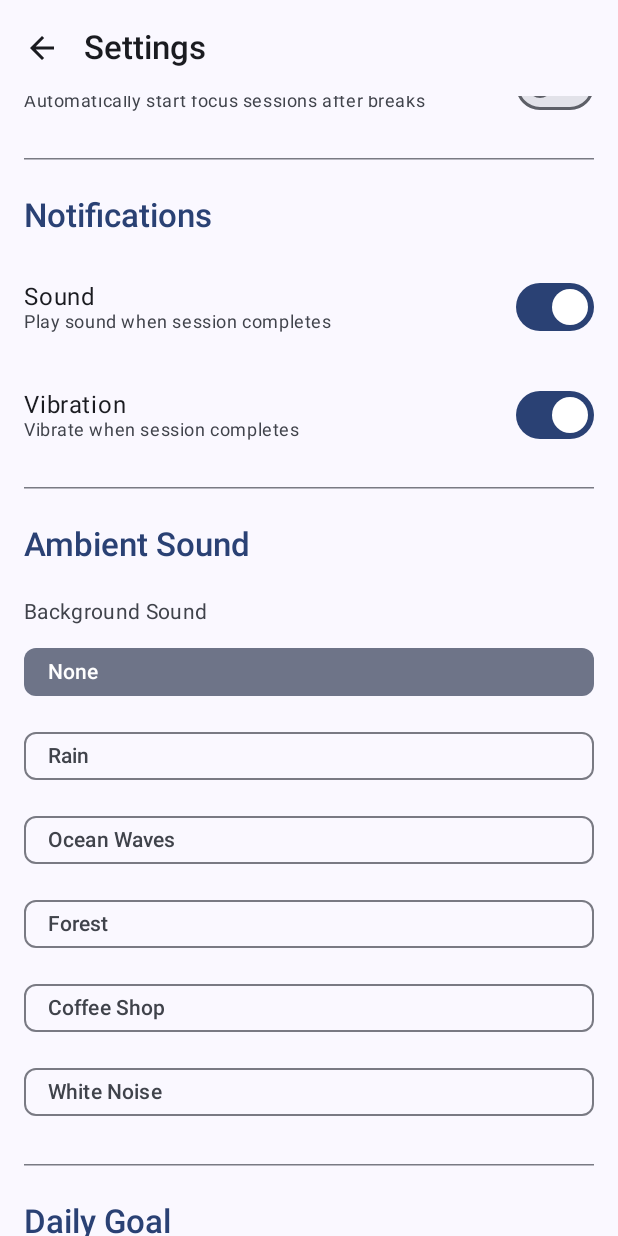
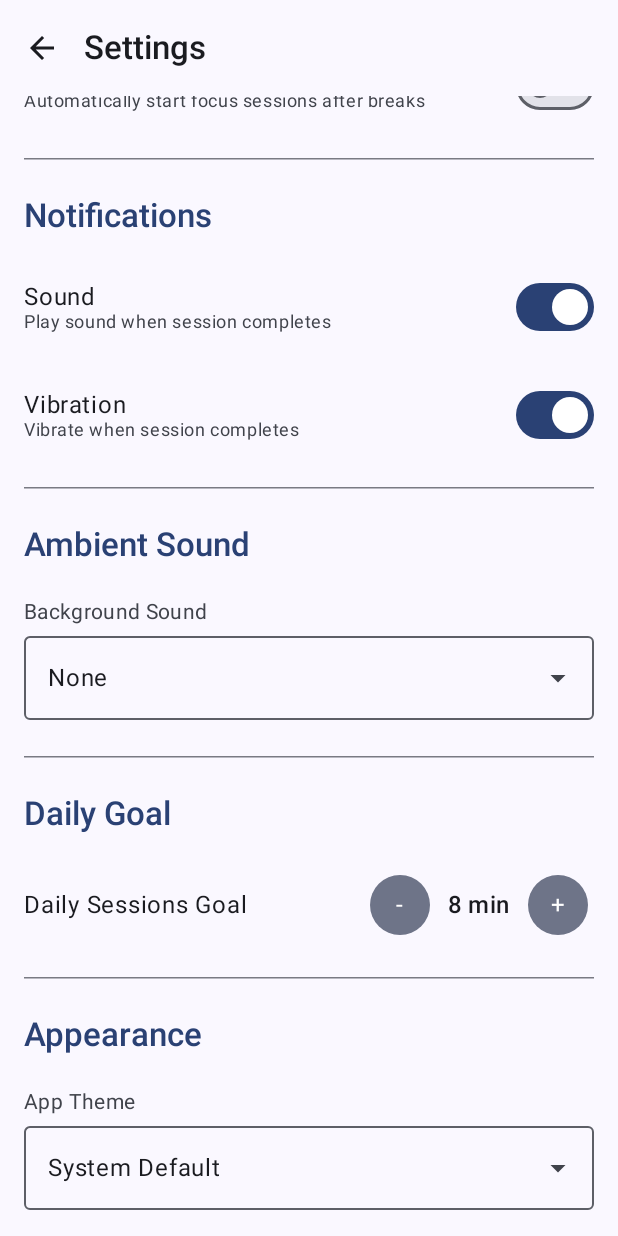
Before and after one commit to zero1f/Flow, an Android app built with Jetpack Compose: the SettingsScreen screen opened through its navigation route, scrolled down 532 dp, on a phone screen of 412 x 824 dp. Run offline under Robolectric (Android 15) with nearby library versions, the light colour scheme and no system bars; our stand-ins replace Dagger/Hilt's generated code; 4 statements that could not run were skipped.

Commit message:
fix : improved the setting ui

```diff
--- a/app/src/main/java/com/zero/flow/presentation/settings/SettingsScreen.kt
+++ b/app/src/main/java/com/zero/flow/presentation/settings/SettingsScreen.kt
@@ -4,10 +4,13 @@ import androidx.compose.foundation.layout.*
 import androidx.compose.foundation.rememberScrollState
 import androidx.compose.foundation.verticalScroll
 import androidx.compose.material.icons.Icons
-import androidx.compose.material.icons.filled.ArrowBack
+import androidx.compose.material.icons.automirrored.filled.ArrowBack
 import androidx.compose.material3.*
 import androidx.compose.runtime.Composable
 import androidx.compose.runtime.getValue
+import androidx.compose.runtime.mutableStateOf
+import androidx.compose.runtime.remember
+import androidx.compose.runtime.setValue
 import androidx.compose.ui.Modifier
 import androidx.compose.ui.unit.dp
 import androidx.hilt.navigation.compose.hiltViewModel
@@ -34,7 +37,7 @@ fun SettingsScreen(
                 navigationIcon = {
                     IconButton(onClick = onNavigateBack) {
                         Icon(
-                            imageVector = Icons.Default.ArrowBack,
+                            imageVector = Icons.AutoMirrored.Filled.ArrowBack,
                             contentDescription = "Back"
                         )
                     }
@@ -79,7 +82,7 @@ fun SettingsScreen(
                 onValueChange = {
                     viewModel.onEvent(SettingsEvent.UpdateLongBreakDuration(it))
                 },
-                minValue = 5,
+                minValue = 2,
                 maxValue = 60
             )
 
@@ -195,12 +198,15 @@ fun SettingsScreen(
     }
 }
 
+@OptIn(ExperimentalMaterial3Api::class)
 @Composable
 private fun AmbientSoundSelector(
     selectedType: AmbientSoundType,
     onTypeSelected: (AmbientSoundType) -> Unit,
     modifier: Modifier = Modifier
 ) {
+    var expanded by remember { mutableStateOf(false) }
+
     Column(
         modifier = modifier.fillMaxWidth(),
         verticalArrangement = Arrangement.spacedBy(8.dp)
@@ -211,34 +217,50 @@ private fun AmbientSoundSelector(
             color = MaterialTheme.colorScheme.onSurfaceVariant
         )
 
-        AmbientSoundType.entries.forEach { type ->
-            FilterChip(
-                selected = selectedType == type,
-                onClick = { onTypeSelected(type) },
-                label = {
-                    Text(
-                        text = when (type) {
-                            AmbientSoundType.NONE -> "None"
-                            AmbientSoundType.RAIN -> "Rain"
-                            AmbientSoundType.OCEAN -> "Ocean Waves"
-                            AmbientSoundType.FOREST -> "Forest"
-                            AmbientSoundType.COFFEE_SHOP -> "Coffee Shop"
-                            AmbientSoundType.WHITE_NOISE -> "White Noise"
+        ExposedDropdownMenuBox(
+            expanded = expanded,
+            onExpandedChange = { expanded = !expanded },
+            modifier = Modifier.fillMaxWidth()
+        ) {
+            OutlinedTextField(
+                value = ambientSoundName(selectedType),
+                onValueChange = {},
+                readOnly = true,
+                trailingIcon = {
+                    ExposedDropdownMenuDefaults.TrailingIcon(expanded = expanded)
+                },
+                modifier = Modifier.menuAnchor().fillMaxWidth()
+            )
+
+            ExposedDropdownMenu(
+                expanded = expanded,
+                onDismissRequest = { expanded = false }
+            ) {
+                AmbientSoundType.entries.forEach { type ->
+                    DropdownMenuItem(
+                        text = {
+                            Text(text = ambientSoundName(type))
+                        },
+                        onClick = {
+                            onTypeSelected(type)
+                            expanded = false
                         }
                     )
-                },
-                modifier = Modifier.fillMaxWidth()
-            )
+                }
+            }
         }
     }
 }
 
+@OptIn(ExperimentalMaterial3Api::class)
 @Composable
 private fun ThemeSelector(
     selectedTheme: AppTheme,
     onThemeSelected: (AppTheme) -> Unit,
     modifier: Modifier = Modifier
 ) {
+    var expanded by remember { mutableStateOf(false) }
+
     Column(
         modifier = modifier.fillMaxWidth(),
         verticalArrangement = Arrangement.spacedBy(8.dp)
@@ -249,21 +271,56 @@ private fun ThemeSelector(
             color = MaterialTheme.colorScheme.onSurfaceVariant
         )
 
-        AppTheme.entries.forEach { theme ->
-            FilterChip(
-                selected = selectedTheme == theme,
-                onClick = { onThemeSelected(theme) },
-                label = {
-                    Text(
-                        text = when (theme) {
-                            AppTheme.LIGHT -> "Light"
-                            AppTheme.DARK -> "Dark"
-                            AppTheme.SYSTEM -> "System Default"
+        ExposedDropdownMenuBox(
+            expanded = expanded,
+            onExpandedChange = { expanded = !expanded },
+            modifier = Modifier.fillMaxWidth()
+        ) {
+            OutlinedTextField(
+                value = themeName(selectedTheme),
+                onValueChange = {},
+                readOnly = true,
+                trailingIcon = {
+                    ExposedDropdownMenuDefaults.TrailingIcon(expanded = expanded)
+                },
+                modifier = Modifier.menuAnchor().fillMaxWidth()
+            )
+
+            ExposedDropdownMenu(
+                expanded = expanded,
+                onDismissRequest = { expanded = false }
+            ) {
+                AppTheme.entries.forEach { theme ->
+                    DropdownMenuItem(
+                        text = {
+                            Text(text = themeName(theme))
+                        },
+                        onClick = {
+                            onThemeSelected(theme)
+                            expanded = false
                         }
                     )
-                },
-                modifier = Modifier.fillMaxWidth()
-            )
+                }
+            }
         }
     }
 }
+
+private fun ambientSoundName(type: AmbientSoundType): String {
+    return when (type) {
+        AmbientSoundType.NONE -> "None"
+        AmbientSoundType.RAIN -> "Rain"
+        AmbientSoundType.OCEAN -> "Ocean Waves"
+        AmbientSoundType.FOREST -> "Forest"
+        AmbientSoundType.COFFEE_SHOP -> "Coffee Shop"
+        AmbientSoundType.WHITE_NOISE -> "White Noise"
+    }
+}
+
+private fun themeName(theme: AppTheme): String {
+    return when (theme) {
+        AppTheme.LIGHT -> "Light"
+        AppTheme.DARK -> "Dark"
+        AppTheme.SYSTEM -> "System Default"
+    }
+}
--- a/app/src/main/java/com/zero/flow/service/NotificaionHelper.kt
+++ b/app/src/main/java/com/zero/flow/service/NotificaionHelper.kt
@@ -12,7 +12,6 @@ import androidx.core.app.NotificationCompat
 import androidx.core.app.NotificationManagerCompat
 import androidx.core.content.ContextCompat
 import androidx.core.graphics.drawable.IconCompat
-//import androidx.media.session.MediaSessionCompat
 import androidx.media.app.NotificationCompat.MediaStyle
 import com.zero.flow.FlowApplication
 import com.zero.flow.R
@@ -101,7 +100,8 @@ class NotificationHelper @Inject constructor(
      */
     fun showSessionCompleteNotification(sessionType: SessionType) {
         if (Build.VERSION.SDK_INT >= Build.VERSION_CODES.TIRAMISU &&
-            ContextCompat.checkSelfPermission(context, Manifest.permission.POST_NOTIFICATIONS) != PackageManager.PERMISSION_GRANTED
+            ContextCompat
+                .checkSelfPermission(context, Manifest.permission.POST_NOTIFICATIONS) != PackageManager.PERMISSION_GRANTED
         ) {
             // Permission not granted, cannot show notification
             return
```
Also changed, not shown: app/src/main/java/com/zero/flow/service/TimerService.kt (+6 -5 lines).
